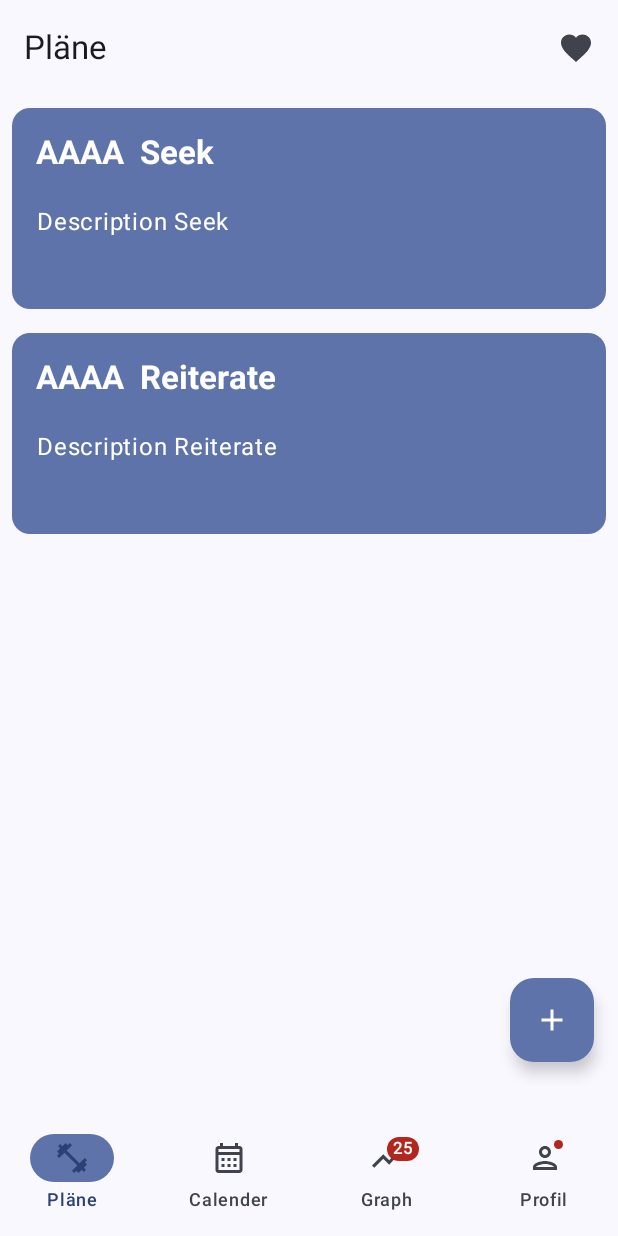
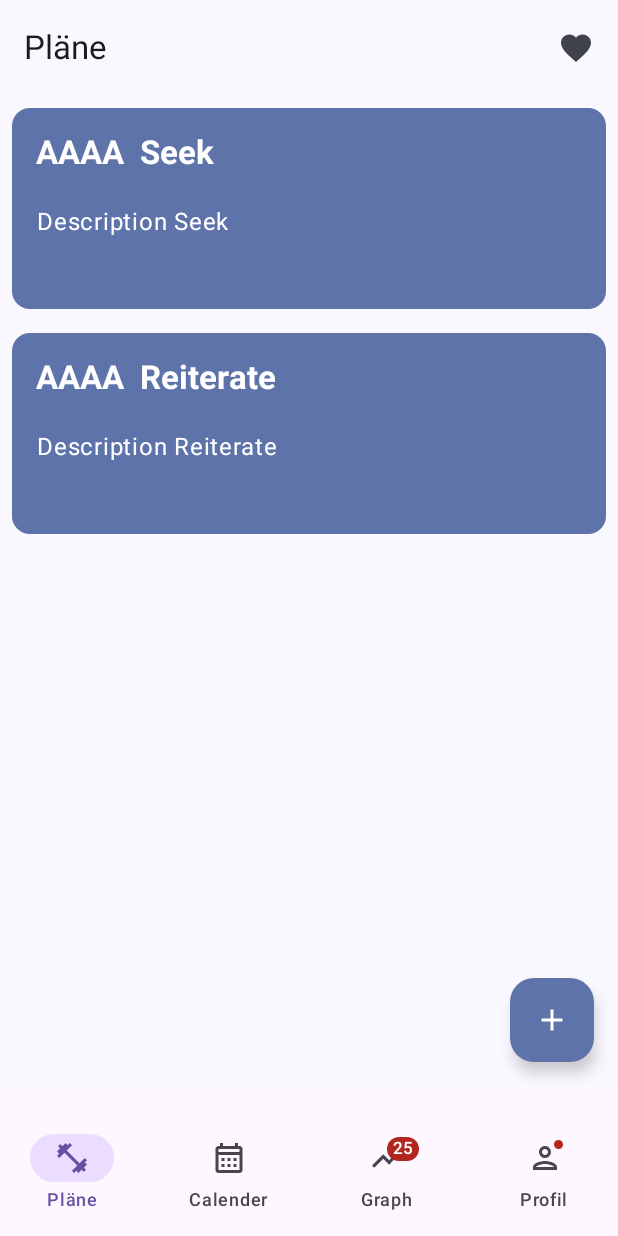
Before and after one commit to SergejAll/FitnessApp, an Android app built with Jetpack Compose: the screen it shows after launch (MainActivity), on a phone screen of 412 x 824 dp. Run offline under Robolectric (Android 15) with nearby library versions, the light colour scheme and no system bars.

Commit message:
test for dynamicColor

```diff
--- a/app/src/main/java/com/with/fitnessapp/MainActivity.kt
+++ b/app/src/main/java/com/with/fitnessapp/MainActivity.kt
@@ -22,7 +22,7 @@ class MainActivity : ComponentActivity() {
         super.onCreate(savedInstanceState)
         enableEdgeToEdge()
         setContent {
-            FitnessAppTheme {
+            FitnessAppTheme(dynamicColor = false) {
                 fitnessApp()
                 //Test
             }
```
